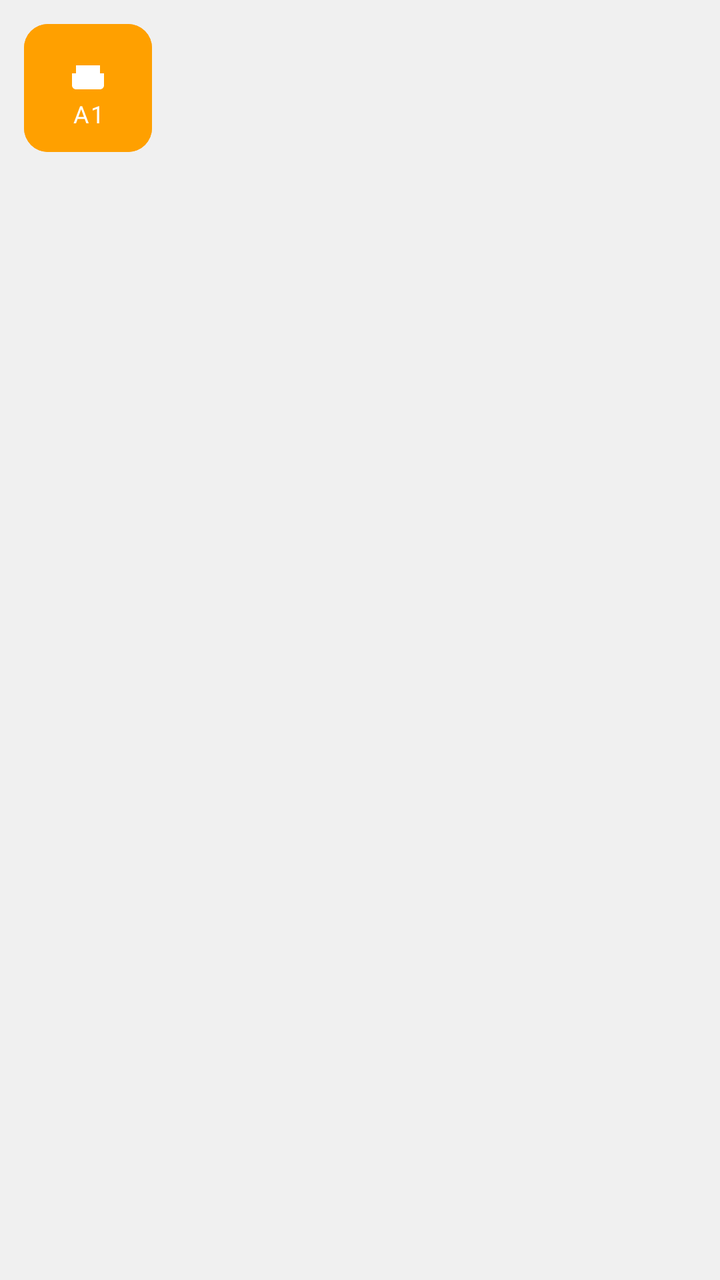
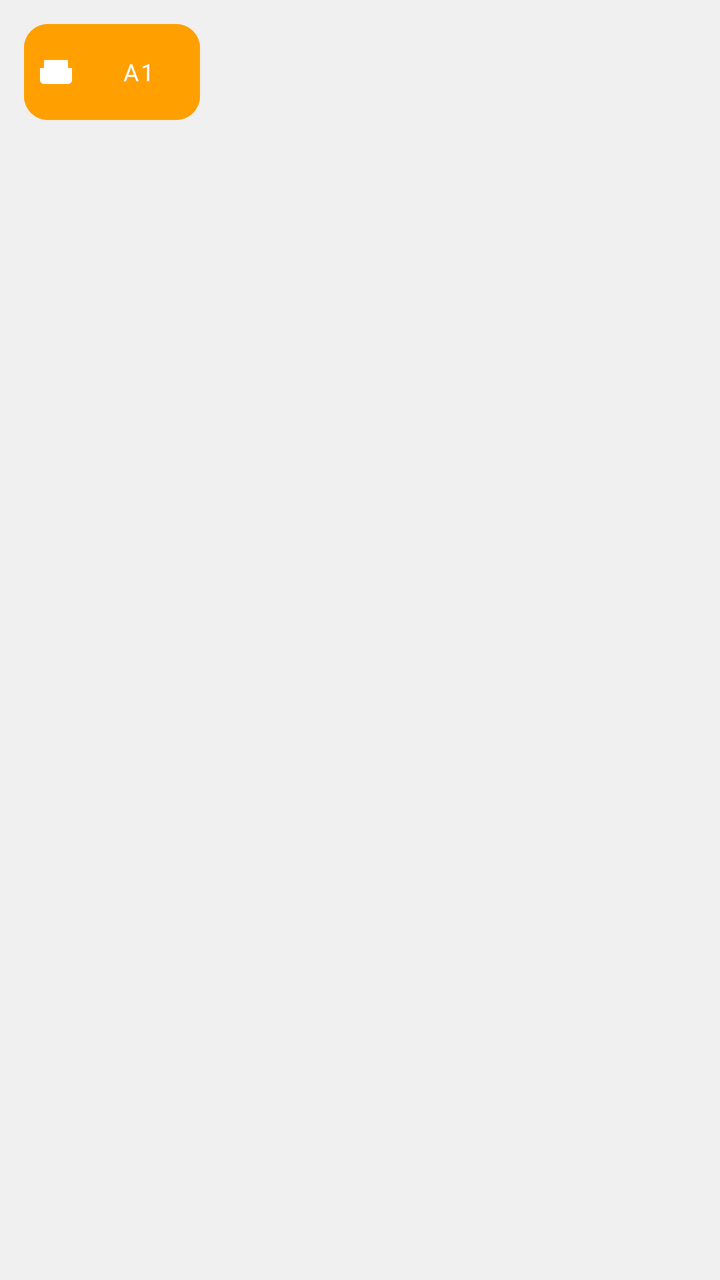

The first picture is an Android layout as it rendered before a commit; the second is the same layout after the commit. The layout source and the unified diff follow.
<!-- AndroidManifest.xml: application theme Theme.TickoJet -->
<!-- res/layout/seat_item.xml -->
<?xml version="1.0" encoding="utf-8"?>
<FrameLayout
    xmlns:android="http://schemas.android.com/apk/res/android"
    xmlns:app="http://schemas.android.com/apk/res-auto"
    android:layout_width="wrap_content"
    android:layout_height="wrap_content">

    <com.google.android.material.button.MaterialButton
        android:id="@+id/seatButton"
        android:layout_width="64dp"
        android:layout_height="64dp"
        android:fontFamily="@font/noto_sans_regular"
        android:textColor="@color/white"
        android:textSize="12sp"
        android:text="A1"
        android:stateListAnimator="@null"
        app:cornerRadius="12dp"
        app:strokeColor="@android:color/transparent"
        app:elevation="4dp"
        app:rippleColor="?attr/colorSecondary"
        app:icon="@drawable/ic_seat_selected"
        app:iconTint="@color/white"
        app:iconGravity="textTop"
        app:iconPadding="2dp"
        android:backgroundTint="@color/selected_seat"
        android:gravity="center"
        android:layout_margin="12dp"
        android:padding="4dp"
        android:insetTop="0dp"
        android:insetBottom="0dp"/>
</FrameLayout>
<!-- resources referenced by this layout -->
<resources>
  <color name="selected_seat">#FFA000</color>
  <color name="white">#FFFFFF</color>
  <!-- drawable ic_seat_selected (drawable) -->
  <vector xmlns:android="http://schemas.android.com/apk/res/android"
      android:width="24dp"
      android:height="24dp"
      android:viewportWidth="24"
      android:viewportHeight="24">
      <path
          android:fillColor="#1976D2"
          android:pathData="M4,10h16v6c0,1.1 -0.9,2 -2,2h-12c-1.1,0 -2,-0.9 -2,-2v-6z M6,6h12v4h-12v-4z"/>
  </vector>
  <style name="Theme.TickoJet" parent="Theme.MaterialComponents.DayNight.NoActionBar">
          
          <item name="colorPrimary">@color/deep_orange</item>
          <item name="colorPrimaryVariant">@color/deep_orange_dark</item>
          <item name="colorOnPrimary">@color/white</item>
  
          
          <item name="colorSecondary">@color/sky_blue</item>
          <item name="colorSecondaryVariant">@color/sky_blue_dark</item>
          <item name="colorOnSecondary">@color/white</item>
  
          
          <item name="android:colorBackground">@color/light_gray</item>
          <item name="colorSurface">@color/white</item>
          <item name="colorOnBackground">@color/dark_gray</item>
          <item name="colorOnSurface">@color/gray</item>
  
          
          <item name="android:statusBarColor">?attr/colorPrimaryVariant</item>
  
          
          <item name="colorError">@color/error_red</item>
          <item name="colorSuccess">?attr/colorSuccess</item>
          <item name="colorWarning">?attr/colorWarning</item>
  
  
          
          <item name="bottomNavigationStyle">@style/Widget.TickoJet.BottomNavigationView</item>
          
  
  
  
          <item name="android:windowEnterAnimation">@anim/slide_up</item>
          <item name="android:windowExitAnimation">@anim/fade_out</item>
  
      </style>
  <color name="deep_orange">#FF5722</color>
  <color name="deep_orange_dark">#E64A19</color>
  <color name="sky_blue">#03A9F4</color>
  <color name="sky_blue_dark">#0288D1</color>
  <color name="light_gray">#F0F0F0</color>
  <color name="dark_gray">#424242</color>
  <color name="gray">#9E9E9E</color>
  <color name="error_red">#D32F2F</color>
  <style name="Widget.TickoJet.BottomNavigationView" parent="Widget.MaterialComponents.BottomNavigationView">
          <item name="materialThemeOverlay">@style/ThemeOverlay.TickoJet.BottomNavigationView</item>
      </style>
  <style name="ThemeOverlay.TickoJet.BottomNavigationView" parent="">
          <item name="colorSurface">?attr/colorPrimary</item>
          <item name="colorOnSurface">@color/white</item>
      </style>
</resources>

<!-- the commit's change to res/layout/seat_item.xml (unified diff, before → after) -->
@@ -7,8 +7,8 @@
 
     <com.google.android.material.button.MaterialButton
         android:id="@+id/seatButton"
-        android:layout_width="64dp"
-        android:layout_height="64dp"
+        android:layout_width="wrap_content"
+        android:layout_height="wrap_content"
         android:fontFamily="@font/noto_sans_regular"
         android:textColor="@color/white"
         android:textSize="12sp"
@@ -20,7 +20,7 @@
         app:rippleColor="?attr/colorSecondary"
         app:icon="@drawable/ic_seat_selected"
         app:iconTint="@color/white"
-        app:iconGravity="textTop"
+        app:iconGravity="start"
         app:iconPadding="2dp"
         android:backgroundTint="@color/selected_seat"
         android:gravity="center"
